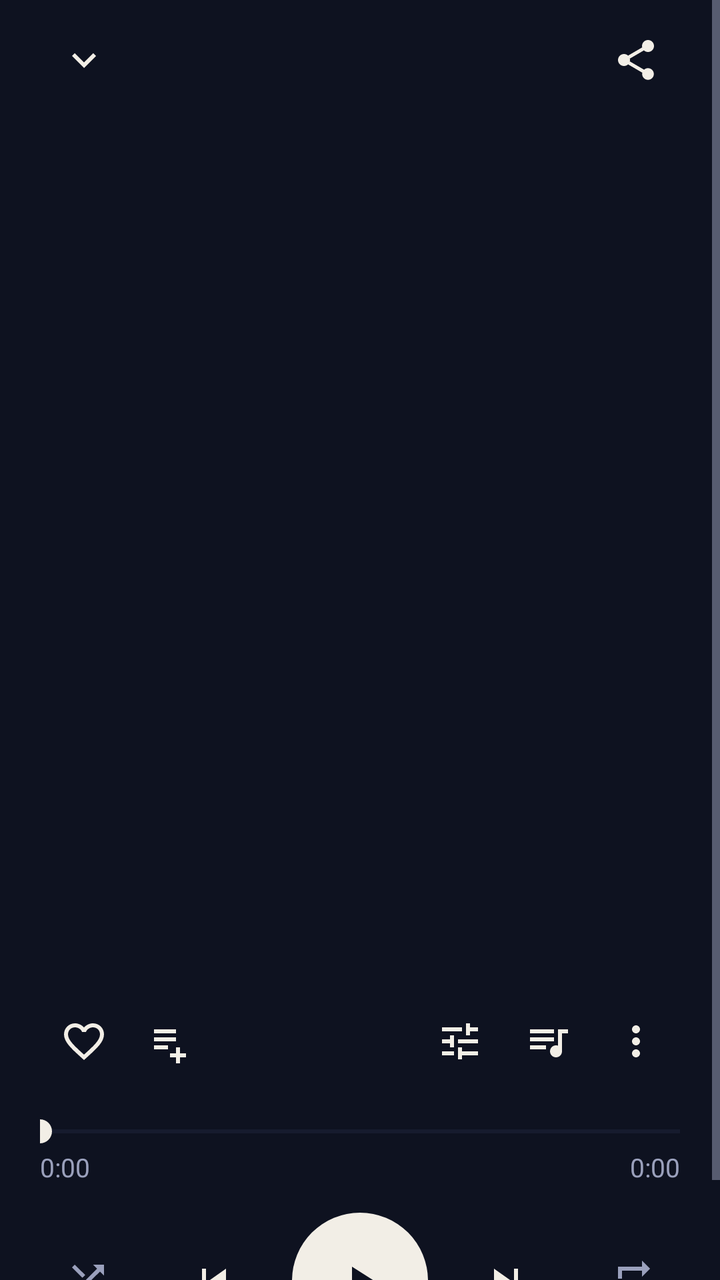
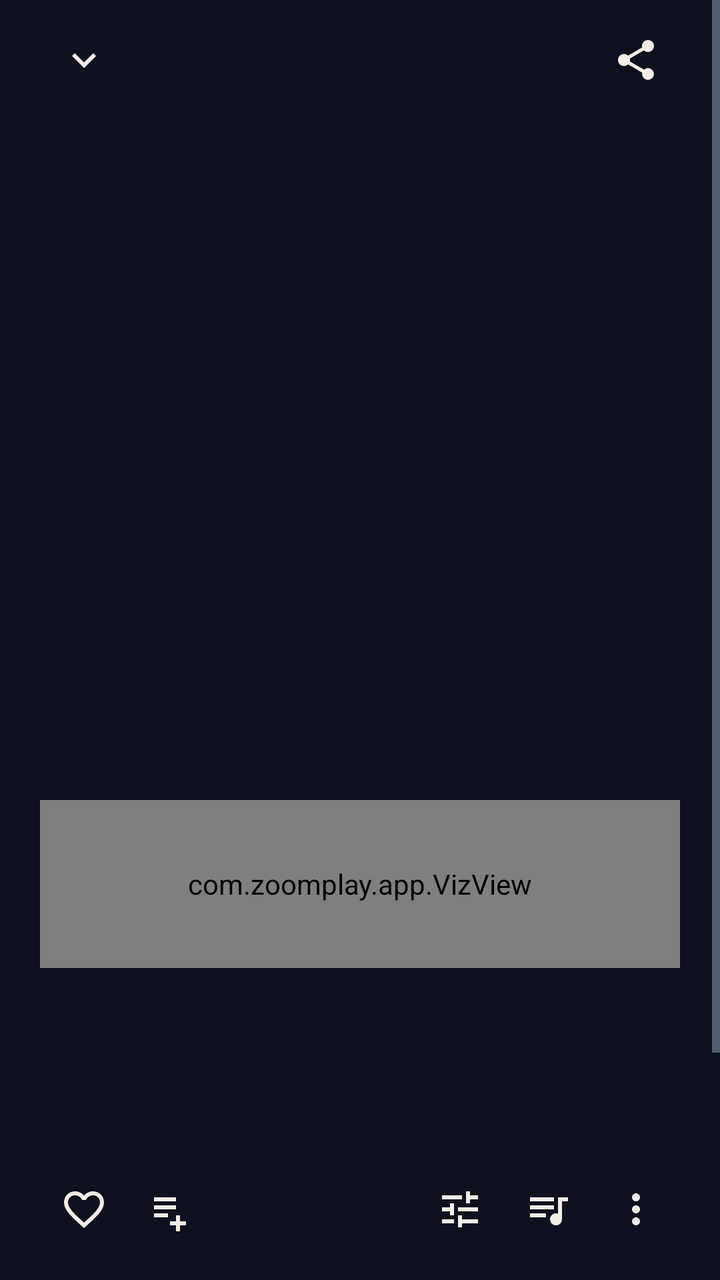

An Android layout rendered at two revisions. The XML below is the earlier revision; the diff shows what the commit changed to produce the second picture.
<!-- AndroidManifest.xml: application theme Theme.Zoomplay -->
<!-- res/layout/activity_player.xml -->
<?xml version="1.0" encoding="utf-8"?>
<ScrollView xmlns:android="http://schemas.android.com/apk/res/android"
    android:layout_width="match_parent"
    android:layout_height="match_parent"
    android:fillViewport="true">

    <LinearLayout
        android:layout_width="match_parent"
        android:layout_height="wrap_content"
        android:orientation="vertical"
        android:paddingStart="20dp"
        android:paddingTop="8dp"
        android:paddingEnd="20dp"
        android:paddingBottom="20dp">

        <LinearLayout
            android:layout_width="match_parent"
            android:layout_height="wrap_content"
            android:gravity="center_vertical"
            android:orientation="horizontal">
            <ImageButton
                android:id="@+id/btnDown"
                android:layout_width="44dp"
                android:layout_height="44dp"
                android:background="?attr/selectableItemBackgroundBorderless"
                android:contentDescription="Réduire"
                android:src="@drawable/ic_down"
                android:tint="?attr/zText" />
            <View
                android:layout_width="0dp"
                android:layout_height="1dp"
                android:layout_weight="1" />
            <ImageButton
                android:id="@+id/btnShare"
                android:layout_width="44dp"
                android:layout_height="44dp"
                android:background="?attr/selectableItemBackgroundBorderless"
                android:contentDescription="Partager"
                android:src="@drawable/ic_share"
                android:tint="?attr/zText" />
        </LinearLayout>

        <ImageView
            android:id="@+id/cover"
            android:layout_width="match_parent"
            android:layout_height="300dp"
            android:layout_marginTop="28dp"
            android:contentDescription="Pochette"
            android:scaleType="centerCrop" />

        <TextView
            android:id="@+id/title"
            android:layout_width="match_parent"
            android:layout_height="wrap_content"
            android:layout_marginTop="36dp"
            android:ellipsize="marquee"
            android:focusable="true"
            android:focusableInTouchMode="true"
            android:marqueeRepeatLimit="marquee_forever"
            android:scrollHorizontally="true"
            android:singleLine="true"
            android:textColor="?attr/zText"
            android:textSize="26sp"
            android:textStyle="bold" />

        <TextView
            android:id="@+id/artist"
            android:layout_width="match_parent"
            android:layout_height="wrap_content"
            android:layout_marginTop="4dp"
            android:ellipsize="end"
            android:maxLines="1"
            android:textColor="?attr/zMuted"
            android:textSize="16sp" />

        <LinearLayout
            android:layout_width="match_parent"
            android:layout_height="wrap_content"
            android:layout_marginTop="22dp"
            android:gravity="center_vertical"
            android:orientation="horizontal">
            <ImageButton
                android:id="@+id/btnLike"
                android:layout_width="44dp"
                android:layout_height="44dp"
                android:background="?attr/selectableItemBackgroundBorderless"
                android:contentDescription="Favori"
                android:src="@drawable/ic_heart"
                android:tint="?attr/zText" />
            <ImageButton
                android:id="@+id/btnAddPl"
                android:layout_width="44dp"
                android:layout_height="44dp"
                android:background="?attr/selectableItemBackgroundBorderless"
                android:contentDescription="Ajouter à une playlist"
                android:src="@drawable/ic_playlist_add"
                android:tint="?attr/zText" />
            <View
                android:layout_width="0dp"
                android:layout_height="1dp"
                android:layout_weight="1" />
            <ImageButton
                android:id="@+id/btnEq"
                android:layout_width="44dp"
                android:layout_height="44dp"
                android:background="?attr/selectableItemBackgroundBorderless"
                android:contentDescription="Égaliseur"
                android:src="@drawable/ic_tune"
                android:tint="?attr/zText" />
            <ImageButton
                android:id="@+id/btnQueue"
                android:layout_width="44dp"
                android:layout_height="44dp"
                android:background="?attr/selectableItemBackgroundBorderless"
                android:contentDescription="File d'attente"
                android:src="@drawable/ic_queue"
                android:tint="?attr/zText" />
            <ImageButton
                android:id="@+id/btnMore"
                android:layout_width="44dp"
                android:layout_height="44dp"
                android:background="?attr/selectableItemBackgroundBorderless"
                android:contentDescription="Plus d'options"
                android:src="@drawable/ic_more"
                android:tint="?attr/zText" />
        </LinearLayout>

        <SeekBar
            android:id="@+id/seek"
            android:layout_width="match_parent"
            android:layout_height="wrap_content"
            android:layout_marginTop="14dp"
            android:max="1000"
            android:paddingStart="0dp"
            android:paddingEnd="0dp"
            android:progressBackgroundTint="?attr/zLine"
            android:progressTint="?attr/zText"
            android:thumbTint="?attr/zText" />

        <LinearLayout
            android:layout_width="match_parent"
            android:layout_height="wrap_content"
            android:orientation="horizontal">

            <TextView
                android:id="@+id/tCur"
                android:layout_width="0dp"
                android:layout_height="wrap_content"
                android:layout_weight="1"
                android:text="0:00"
                android:textColor="?attr/zMuted"
                android:textSize="13sp" />

            <TextView
                android:id="@+id/tDur"
                android:layout_width="wrap_content"
                android:layout_height="wrap_content"
                android:text="0:00"
                android:textColor="?attr/zMuted"
                android:textSize="13sp" />
        </LinearLayout>

        <LinearLayout
            android:layout_width="match_parent"
            android:layout_height="wrap_content"
            android:layout_marginTop="14dp"
            android:gravity="center_vertical"
            android:orientation="horizontal">
            <ImageButton
                android:id="@+id/btnShuffle"
                android:layout_width="48dp"
                android:layout_height="48dp"
                android:background="?attr/selectableItemBackgroundBorderless"
                android:contentDescription="Aléatoire"
                android:src="@drawable/ic_shuffle"
                android:tint="?attr/zMuted" />
            <View
                android:layout_width="0dp"
                android:layout_height="1dp"
                android:layout_weight="1" />
            <ImageButton
                android:id="@+id/btnPrev"
                android:layout_width="56dp"
                android:layout_height="56dp"
                android:background="?attr/selectableItemBackgroundBorderless"
                android:contentDescription="Précédent"
                android:src="@drawable/ic_prev"
                android:tint="?attr/zText" />
            <View
                android:layout_width="0dp"
                android:layout_height="1dp"
                android:layout_weight="1" />

            <ImageButton
                android:id="@+id/btnPlay"
                android:layout_width="68dp"
                android:layout_height="68dp"
                android:background="@drawable/bg_play_white"
                android:contentDescription="Lecture ou pause"
                android:src="@drawable/ic_play"
                android:tint="?attr/zBg" />

            <View
                android:layout_width="0dp"
                android:layout_height="1dp"
                android:layout_weight="1" />
            <ImageButton
                android:id="@+id/btnNext"
                android:layout_width="56dp"
                android:layout_height="56dp"
                android:background="?attr/selectableItemBackgroundBorderless"
                android:contentDescription="Suivant"
                android:src="@drawable/ic_next"
                android:tint="?attr/zText" />
            <View
                android:layout_width="0dp"
                android:layout_height="1dp"
                android:layout_weight="1" />
            <ImageButton
                android:id="@+id/btnRepeat"
                android:layout_width="48dp"
                android:layout_height="48dp"
                android:background="?attr/selectableItemBackgroundBorderless"
                android:contentDescription="Répéter"
                android:src="@drawable/ic_repeat"
                android:tint="?attr/zMuted" />
        </LinearLayout>
    </LinearLayout>
</ScrollView>
<!-- resources referenced by this layout -->
<resources>
  <!-- drawable bg_play_white (drawable) -->
  <?xml version="1.0" encoding="utf-8"?>
  <shape xmlns:android="http://schemas.android.com/apk/res/android" android:shape="oval">
      <solid android:color="?attr/zText" />
  </shape>
  <!-- drawable ic_down (drawable) -->
  <?xml version="1.0" encoding="utf-8"?>
  <vector xmlns:android="http://schemas.android.com/apk/res/android"
      android:width="24dp"
      android:height="24dp"
      android:viewportWidth="24"
      android:viewportHeight="24">
      <path
          android:fillColor="#FFFFFFFF"
          android:pathData="M7.41 8.59L12 13.17l4.59-4.58L18 10l-6 6-6-6 1.41-1.41z" />
  </vector>
  <!-- drawable ic_next (drawable) -->
  <?xml version="1.0" encoding="utf-8"?>
  <vector xmlns:android="http://schemas.android.com/apk/res/android"
      android:width="24dp"
      android:height="24dp"
      android:viewportWidth="24"
      android:viewportHeight="24">
      <path
          android:fillColor="#FFFFFFFF"
          android:pathData="M6 18l8.5-6L6 6v12zM16 6v12h2V6h-2z" />
  </vector>
  <!-- drawable ic_play (drawable) -->
  <?xml version="1.0" encoding="utf-8"?>
  <vector xmlns:android="http://schemas.android.com/apk/res/android"
      android:width="24dp"
      android:height="24dp"
      android:viewportWidth="24"
      android:viewportHeight="24">
      <path
          android:fillColor="#FFFFFFFF"
          android:pathData="M8 5v14l11-7z" />
  </vector>
  <!-- drawable ic_playlist_add (drawable) -->
  <?xml version="1.0" encoding="utf-8"?>
  <vector xmlns:android="http://schemas.android.com/apk/res/android"
      android:width="24dp"
      android:height="24dp"
      android:viewportWidth="24"
      android:viewportHeight="24">
      <path
          android:fillColor="#FFFFFFFF"
          android:pathData="M14 10H3v2h11v-2zm0-4H3v2h11V6zM3 16h7v-2H3v2zm11-1v3h-3v2h3v3h2v-3h3v-2h-3v-3h-2z" />
  </vector>
  <!-- drawable ic_prev (drawable) -->
  <?xml version="1.0" encoding="utf-8"?>
  <vector xmlns:android="http://schemas.android.com/apk/res/android"
      android:width="24dp"
      android:height="24dp"
      android:viewportWidth="24"
      android:viewportHeight="24">
      <path
          android:fillColor="#FFFFFFFF"
          android:pathData="M6 6h2v12H6zm3.5 6l8.5 6V6z" />
  </vector>
  <!-- drawable ic_queue (drawable) -->
  <?xml version="1.0" encoding="utf-8"?>
  <vector xmlns:android="http://schemas.android.com/apk/res/android"
      android:width="24dp"
      android:height="24dp"
      android:viewportWidth="24"
      android:viewportHeight="24">
      <path
          android:fillColor="#FFFFFFFF"
          android:pathData="M15 6H3v2h12V6zm0 4H3v2h12v-2zM3 16h8v-2H3v2zM17 6v8.18c-.31-.11-.65-.18-1-.18-1.66 0-3 1.34-3 3s1.34 3 3 3 3-1.34 3-3V8h3V6h-5z" />
  </vector>
  <!-- drawable ic_repeat (drawable) -->
  <?xml version="1.0" encoding="utf-8"?>
  <vector xmlns:android="http://schemas.android.com/apk/res/android"
      android:width="24dp"
      android:height="24dp"
      android:viewportWidth="24"
      android:viewportHeight="24">
      <path
          android:fillColor="#FFFFFFFF"
          android:pathData="M7 7h10v3l4-4-4-4v3H5v6h2V7zm10 10H7v-3l-4 4 4 4v-3h12v-6h-2v4z" />
  </vector>
  <!-- drawable ic_tune (drawable) -->
  <?xml version="1.0" encoding="utf-8"?>
  <vector xmlns:android="http://schemas.android.com/apk/res/android"
      android:width="24dp"
      android:height="24dp"
      android:viewportWidth="24"
      android:viewportHeight="24">
      <path
          android:fillColor="#FFFFFFFF"
          android:pathData="M3 17v2h6v-2H3zM3 5v2h10V5H3zm10 16v-2h8v-2h-8v-2h-2v6h2zM7 9v2H3v2h4v2h2V9H7zm14 4v-2H11v2h10zm-6-4h2V7h4V5h-4V3h-2v6z" />
  </vector>
  <!-- unchanged entries left out for length: 5 -->
</resources>

<!-- the commit's change to res/layout/activity_player.xml (unified diff, before → after) -->
@@ -48,11 +48,17 @@
             android:contentDescription="Pochette"
             android:scaleType="centerCrop" />
 
+        <com.zoomplay.app.VizView
+            android:id="@+id/viz"
+            android:layout_width="match_parent"
+            android:layout_height="84dp"
+            android:layout_marginTop="20dp" />
+
         <TextView
             android:id="@+id/title"
             android:layout_width="match_parent"
             android:layout_height="wrap_content"
-            android:layout_marginTop="36dp"
+            android:layout_marginTop="16dp"
             android:ellipsize="marquee"
             android:focusable="true"
             android:focusableInTouchMode="true"
